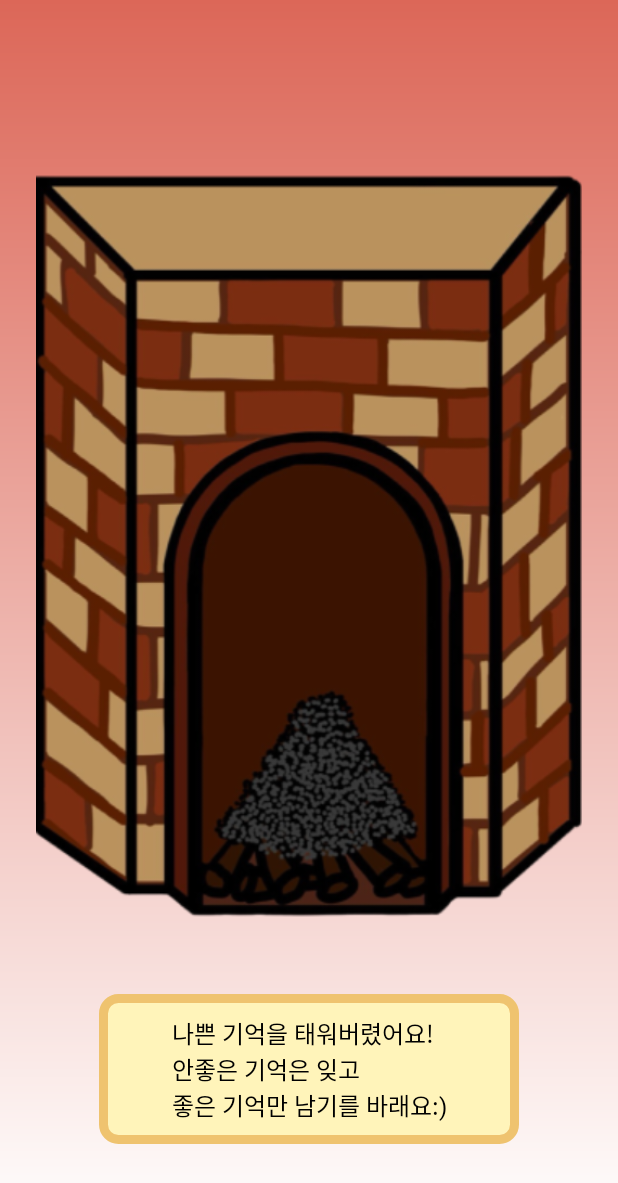
After one commit to donggukthonN/donggukthon_2023_5_F, an Android app: the FireplaceAfterBurnActivity screen opened directly, with no data from a screen before it, on a phone screen of 412 x 824 dp. The commit adds this screen. Shown: the top 1183 px of the screen. Run offline under Robolectric (Android 15) with nearby library versions, the phone set to English and light mode, and no system bars; our stand-ins replace data binding.

Commit message:
[feat] #7 난로 뷰 기억 태우기 전 과정 ui 구현

```diff
--- a/app/src/main/AndroidManifest.xml
+++ b/app/src/main/AndroidManifest.xml
@@ -23,9 +23,12 @@
             tools:ignore="LockedOrientationActivity" />
         <activity
             android:name=".presentation.home.HomeActivity"
-            android:exported="false"
+            android:exported="true"
             android:screenOrientation="portrait"
-            tools:ignore="LockedOrientationActivity" />
+            tools:ignore="LockedOrientationActivity" >
+
+        </activity>
+
         <activity
             android:name=".presentation.dummy.DummyActivity"
             android:exported="true"
@@ -51,10 +54,12 @@
         </activity>
         <activity
             android:name=".presentation.fireplace.FireplaceBurnActivity"
-            android:exported="true"
-            android:screenOrientation="portrait">
-
-        </activity>
+            android:exported="false"
+            android:screenOrientation="portrait"/>
+        <activity
+            android:name=".presentation.fireplace.FireplaceAfterBurnActivity"
+            android:exported="false"
+            android:screenOrientation="portrait"/>
     </application>
 
 </manifest>
--- /dev/null
+++ b/app/src/main/java/com/donggukthon/team5/presentation/fireplace/FireplaceAfterBurnActivity.kt
@@ -0,0 +1,25 @@
+package com.donggukthon.team5.presentation.fireplace
+
+import android.content.Intent
+import android.os.Bundle
+import android.os.Handler
+import android.os.Looper
+import com.donggukthon.team5.R
+import com.donggukthon.team5.databinding.ActivityFireplaceAfterBurnBinding
+import com.donggukthon.team5.util.binding.BindingActivity
+
+class FireplaceAfterBurnActivity: BindingActivity<ActivityFireplaceAfterBurnBinding>(R.layout.activity_fireplace_after_burn) {
+
+    override fun onCreate(savedInstanceState: Bundle?) {
+        super.onCreate(savedInstanceState)
+
+        //initGoNextPage()
+    }
+
+//    private fun initGoNextPage() {
+//        val intent = Intent(this, )
+//        Handler(Looper.getMainLooper()).postDelayed({
+//            viewModel.paperVisible.value = false
+//        }, 1000L)
+//    }
+}
--- a/app/src/main/java/com/donggukthon/team5/presentation/fireplace/FireplaceBurnActivity.kt
+++ b/app/src/main/java/com/donggukthon/team5/presentation/fireplace/FireplaceBurnActivity.kt
@@ -1,5 +1,6 @@
 package com.donggukthon.team5.presentation.fireplace
 
+import android.content.Intent
 import android.os.Bundle
 import android.os.Handler
 import android.os.Looper
@@ -23,13 +24,14 @@ class FireplaceBurnActivity :
     }
 
     private fun initSetPaperVisible() {
-        //
-        //viewModel.paperVisible.value = true
-        //delay(1000L)
 
+        val intent = Intent(this, FireplaceAfterBurnActivity::class.java)
         Handler(Looper.getMainLooper()).postDelayed({
             viewModel.paperVisible.value = false
-        }, 1000L)
-        //viewModel.paperVisible.value = false
+            startActivity(intent)
+            finish()
+        }, 1500L)
+
+
     }
 }
--- /dev/null
+++ b/app/src/main/res/layout/activity_fireplace_after_burn.xml
@@ -0,0 +1,54 @@
+<?xml version="1.0" encoding="utf-8"?>
+<layout xmlns:android="http://schemas.android.com/apk/res/android"
+    xmlns:app="http://schemas.android.com/apk/res-auto">
+
+    <data>
+        <import type="android.view.View"/>
+        <variable
+            name="viewModel"
+            type="com.donggukthon.team5.presentation.fireplace.FireplaceRecordViewModel" />
+    </data>
+
+    <androidx.constraintlayout.widget.ConstraintLayout
+        android:layout_width="match_parent"
+        android:layout_height="match_parent"
+        android:background="@drawable/shape_gradient_background">
+
+        <ImageView
+            android:id="@+id/iv_fireplace_after_burn"
+            android:layout_width="0dp"
+            android:layout_height="0dp"
+            android:layout_marginTop="105dp"
+            android:layout_marginBottom="203dp"
+            android:src="@drawable/img_fireplace_after_burn"
+            app:layout_constraintTop_toTopOf="parent"
+            app:layout_constraintBottom_toBottomOf="parent"
+            app:layout_constraintStart_toStartOf="parent"
+            app:layout_constraintEnd_toEndOf="parent" />
+
+        <ImageView
+            android:id="@+id/iv_fireplace_after_burn_content_bg"
+            android:layout_width="280dp"
+            android:layout_height="100dp"
+            android:background="@drawable/shape_border_radius10_fireplace_modal"
+            android:layout_marginTop="42dp"
+            android:layout_marginHorizontal="40dp"
+            app:layout_constraintTop_toBottomOf="@id/iv_fireplace_after_burn"
+            app:layout_constraintStart_toStartOf="parent"
+            app:layout_constraintEnd_toEndOf="parent"/>
+
+        <TextView
+            android:layout_width="wrap_content"
+            android:layout_height="wrap_content"
+            android:includeFontPadding="false"
+            android:layout_marginVertical="22dp"
+            android:layout_marginHorizontal="35dp"
+            android:text="@string/fireplace_after_burn_content"
+            android:textAppearance="@style/TextAppearance.Body"
+            app:layout_constraintStart_toStartOf="@id/iv_fireplace_after_burn_content_bg"
+            app:layout_constraintEnd_toEndOf="@id/iv_fireplace_after_burn_content_bg"
+            app:layout_constraintTop_toTopOf="@id/iv_fireplace_after_burn_content_bg"
+            app:layout_constraintBottom_toBottomOf="@id/iv_fireplace_after_burn_content_bg"/>
+
+    </androidx.constraintlayout.widget.ConstraintLayout>
+</layout>
--- a/app/src/main/res/values/strings.xml
+++ b/app/src/main/res/values/strings.xml
@@ -22,4 +22,5 @@
     <string name="tree_record_hint">입력하세요(100자 내외)</string>
     <string name="fireplace_record_content">잊고싶은 기억,\n후회되는 기억을\n적어보세요</string>
     <string name="fireplace_record_content_hint">ex)\n자격증 시험 전 날\n유투브를 보느라 늦게 자서\n시험 시간에 늦은 것.</string>
+    <string name="fireplace_after_burn_content">나쁜 기억을 태워버렸어요!\n안좋은 기억은 잊고\n좋은 기억만 남기를 바래요:)</string>
 </resources>
```
Also changed, not shown: app/src/main/res/drawable/img_fireplace_after_burn.png (added).
